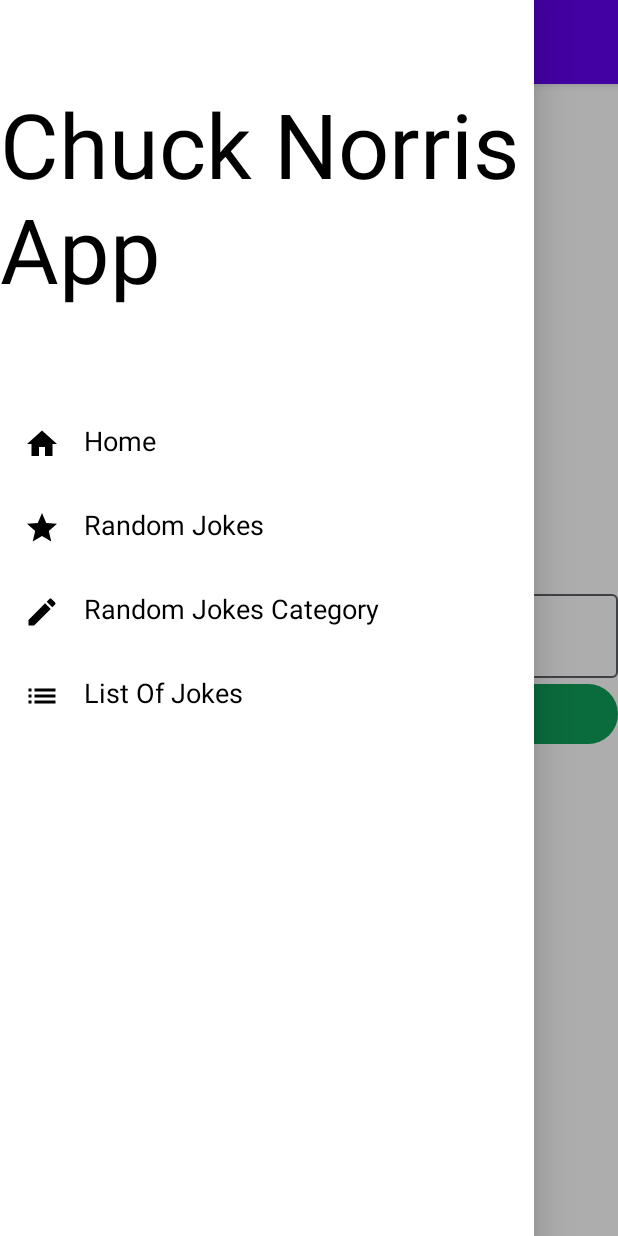
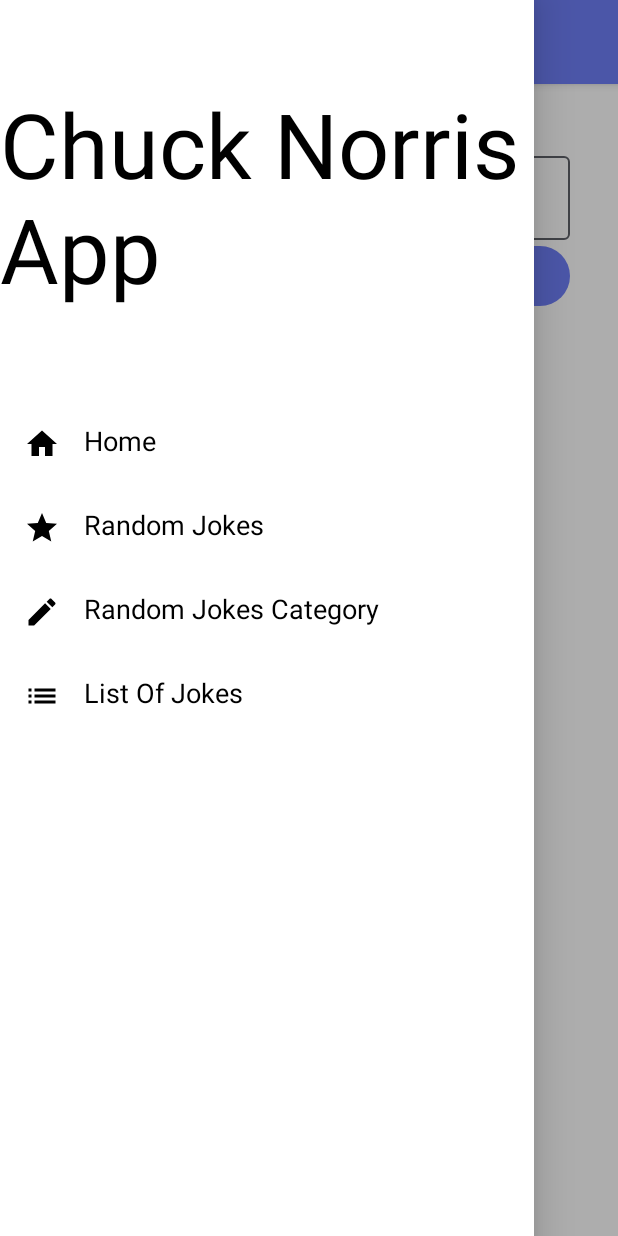
Before and after one commit to amunye1/ChuckNorrisApi, an Android app built with Jetpack Compose: the screen it shows after launch (MainActivity), after a tap on "Random Jokes Category", on a phone screen of 412 x 824 dp. Run offline under Robolectric (Android 15) with nearby library versions, the phone set to English and light mode, and no system bars; our stand-ins replace Dagger/Hilt's generated code; network calls fail; 3 other taps on this screen came first.

Commit message:
fixed the way the textinputscreen looked and the color of the toolbar

```diff
--- a/app/src/main/java/com/tc/chucknorrisapi/ui/navigation/NavHost.kt
+++ b/app/src/main/java/com/tc/chucknorrisapi/ui/navigation/NavHost.kt
@@ -19,6 +19,7 @@ import androidx.compose.material3.Text
 import androidx.compose.runtime.Composable
 import androidx.compose.runtime.rememberCoroutineScope
 import androidx.compose.ui.Modifier
+import androidx.compose.ui.graphics.Color
 import androidx.compose.ui.unit.dp
 import androidx.compose.ui.unit.sp
 import androidx.navigation.NavHostController
@@ -42,7 +43,9 @@ fun AppNavigation() {
         topBar = {
             TopAppBar(
                 title = { Text(text = "Chuck Norris App" , fontSize = 25.sp) },
+
                 navigationIcon = {
+
                     IconButton(
                         onClick = {
                             scope.launch {
@@ -52,7 +55,8 @@ fun AppNavigation() {
                     ) {
                         Icon(imageVector = Icons.Default.Menu, contentDescription = "Open Drawer")
                     }
-                }
+                },
+                backgroundColor = Color(0xFF6F7FF7)
             )
         },
         drawerContent = {
--- a/app/src/main/java/com/tc/chucknorrisapi/ui/textinput/TextInputScreen.kt
+++ b/app/src/main/java/com/tc/chucknorrisapi/ui/textinput/TextInputScreen.kt
@@ -45,8 +45,8 @@ fun TextInputScreen( navController: NavHostController) {
     var category by remember { mutableStateOf("") }
 
     Column(
-        modifier = Modifier
-            .fillMaxSize()
+        modifier = Modifier.padding(32.dp)
+
             ,
         verticalArrangement = Arrangement.Center
     ) {
@@ -81,7 +81,7 @@ fun TextInputScreen( navController: NavHostController) {
             // Button to fetch jokes in the entered category
             Button(
                 onClick = { viewModel.getJokeInCategory(category) },
-                colors = ButtonDefaults.buttonColors(Color(0XFF0F9D58)),
+                colors = ButtonDefaults.buttonColors(Color(0xFF6F7FF7)),
                 modifier = Modifier.fillMaxWidth()
 
             ) {
```
